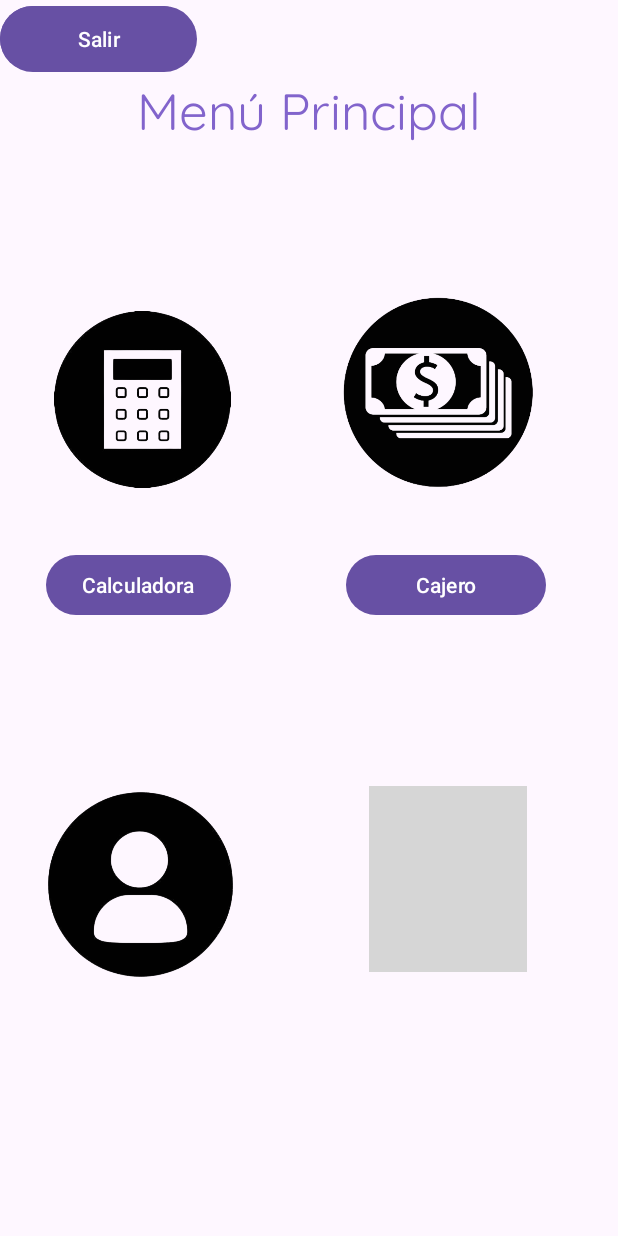
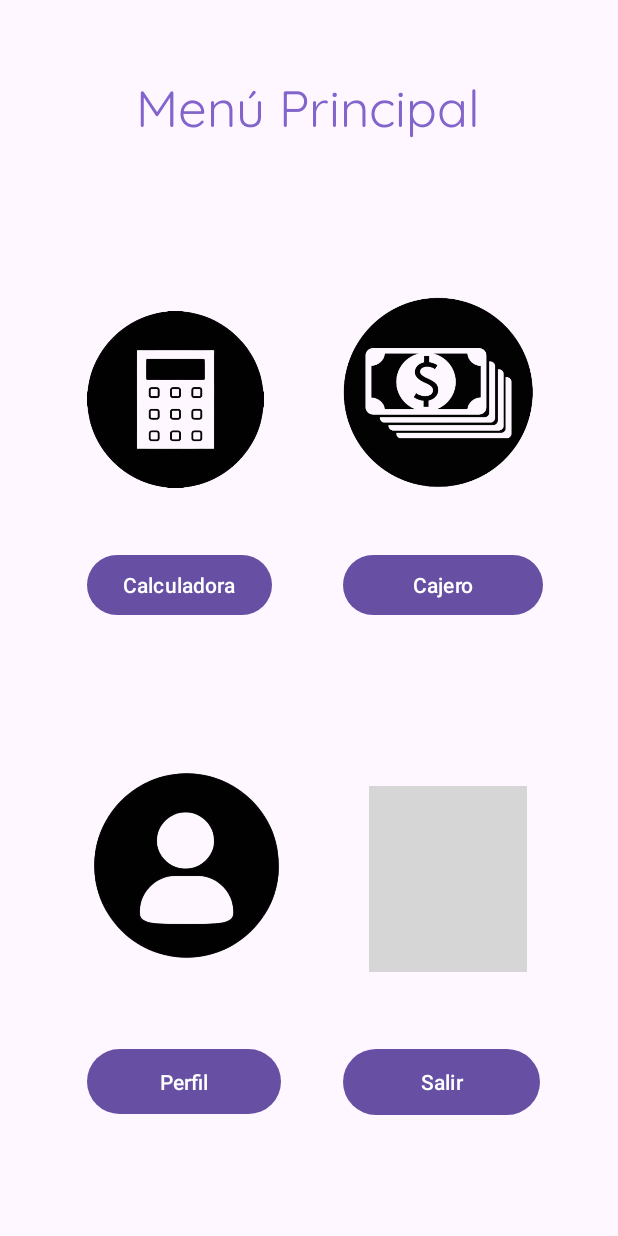
Before and after one commit to Gilaufen/Fundamentos-en-kotlin, an Android app: the layout activity_menu.xml on its own in the app's theme, with its tools: preview values and no code run, on a phone screen of 412 x 824 dp. Run offline under Robolectric (Android 15) with nearby library versions, the light colour scheme and no system bars; grey boxes are pictures that could not be loaded.

Commit message:
UPDATE: Login and Menu

```diff
--- a/myFirstApp/app/src/main/java/com/gilaufen/myfirstapp/Calculadora.kt
+++ b/myFirstApp/app/src/main/java/com/gilaufen/myfirstapp/Calculadora.kt
@@ -14,7 +14,7 @@
         val numero1= findViewById<EditText>(R.id.numero1)
         val numero2= findViewById<EditText>(R.id.numero2)
         val resultadoBox = findViewById<TextView>(R.id.resultCal)
-        val botoncalcular = findViewById<Button>(R.id.buttonCal)
+        val botoncalcular = findViewById<Button>(R.id.butCalculadora)
 
         botoncalcular.setOnClickListener {
             var suma = numero1.text.toString().toInt() + numero2.text.toString().toInt()
--- a/myFirstApp/app/src/main/res/layout/activity_main.xml
+++ b/myFirstApp/app/src/main/res/layout/activity_main.xml
@@ -34,7 +34,7 @@
         app:rippleColor="#FFFFFF" />
 
     <Button
-        android:id="@+id/button4"
+        android:id="@+id/salir"
         android:layout_width="wrap_content"
         android:layout_height="wrap_content"
         android:fontFamily="@font/quicksand"
--- a/myFirstApp/app/src/main/res/layout/activity_menu.xml
+++ b/myFirstApp/app/src/main/res/layout/activity_menu.xml
@@ -17,9 +17,10 @@
         android:textSize="34sp"
         app:layout_constraintBottom_toBottomOf="parent"
         app:layout_constraintEnd_toEndOf="parent"
+        app:layout_constraintHorizontal_bias="0.497"
         app:layout_constraintStart_toStartOf="parent"
         app:layout_constraintTop_toTopOf="parent"
-        app:layout_constraintVertical_bias="0.062" />
+        app:layout_constraintVertical_bias="0.059" />
 
     <ImageView
         android:id="@+id/imageView3"
@@ -27,7 +28,7 @@
         android:layout_height="171dp"
         app:layout_constraintBottom_toBottomOf="parent"
         app:layout_constraintEnd_toEndOf="parent"
-        app:layout_constraintHorizontal_bias="0.122"
+        app:layout_constraintHorizontal_bias="0.197"
         app:layout_constraintStart_toStartOf="parent"
         app:layout_constraintTop_toTopOf="parent"
         app:layout_constraintVertical_bias="0.277"
@@ -51,10 +52,10 @@
         android:layout_height="178dp"
         app:layout_constraintBottom_toBottomOf="parent"
         app:layout_constraintEnd_toEndOf="parent"
-        app:layout_constraintHorizontal_bias="0.108"
+        app:layout_constraintHorizontal_bias="0.214"
         app:layout_constraintStart_toStartOf="parent"
         app:layout_constraintTop_toTopOf="parent"
-        app:layout_constraintVertical_bias="0.775"
+        app:layout_constraintVertical_bias="0.755"
         app:srcCompat="@drawable/usuario_removebg_preview" />
 
     <Button
@@ -64,7 +65,7 @@
         android:text="Calculadora"
         app:layout_constraintBottom_toBottomOf="parent"
         app:layout_constraintEnd_toEndOf="parent"
-        app:layout_constraintHorizontal_bias="0.107"
+        app:layout_constraintHorizontal_bias="0.201"
         app:layout_constraintStart_toStartOf="parent"
         app:layout_constraintTop_toTopOf="parent"
         app:layout_constraintVertical_bias="0.472" />
@@ -76,7 +77,7 @@
         android:text="Cajero"
         app:layout_constraintBottom_toBottomOf="parent"
         app:layout_constraintEnd_toEndOf="parent"
-        app:layout_constraintHorizontal_bias="0.827"
+        app:layout_constraintHorizontal_bias="0.82"
         app:layout_constraintStart_toStartOf="parent"
         app:layout_constraintTop_toTopOf="parent"
         app:layout_constraintVertical_bias="0.472" />
@@ -86,8 +87,12 @@
         android:layout_width="129dp"
         android:layout_height="51dp"
         android:text="Perfil"
-        tools:layout_editor_absoluteX="28dp"
-        tools:layout_editor_absoluteY="695dp" />
+        app:layout_constraintBottom_toBottomOf="parent"
+        app:layout_constraintEnd_toEndOf="parent"
+        app:layout_constraintHorizontal_bias="0.0"
+        app:layout_constraintStart_toStartOf="@+id/butCal"
+        app:layout_constraintTop_toTopOf="parent"
+        app:layout_constraintVertical_bias="0.9" />
 
     <ImageView
         android:id="@+id/imageView6"
@@ -106,7 +111,11 @@
         android:layout_width="131dp"
         android:layout_height="52dp"
         android:text="Salir"
-        tools:layout_editor_absoluteX="232dp"
-        tools:layout_editor_absoluteY="694dp" />
+        app:layout_constraintBottom_toBottomOf="parent"
+        app:layout_constraintEnd_toEndOf="parent"
+        app:layout_constraintHorizontal_bias="0.0"
+        app:layout_constraintStart_toStartOf="@+id/butCaj"
+        app:layout_constraintTop_toTopOf="parent"
+        app:layout_constraintVertical_bias="0.901" />
 
 </androidx.constraintlayout.widget.ConstraintLayout>
```
Also changed, not shown: myFirstApp/app/src/main/AndroidManifest.xml (+7 -8 lines), myFirstApp/app/src/main/java/com/gilaufen/myfirstapp/MainActivity.kt (+7 -0 lines).
